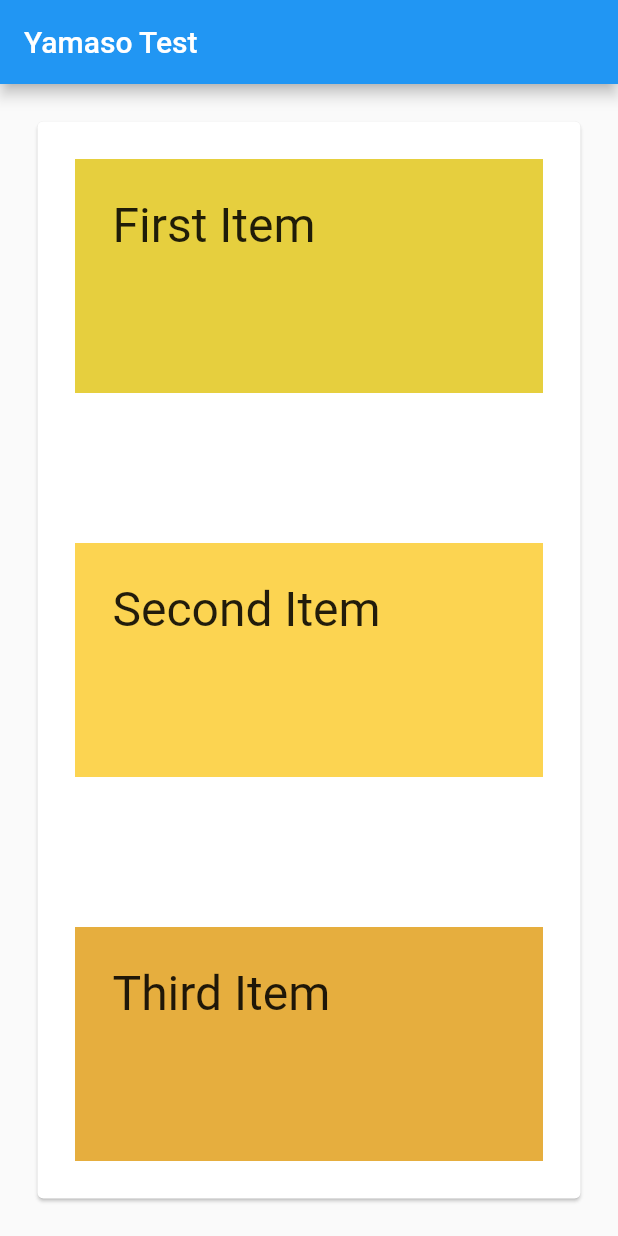
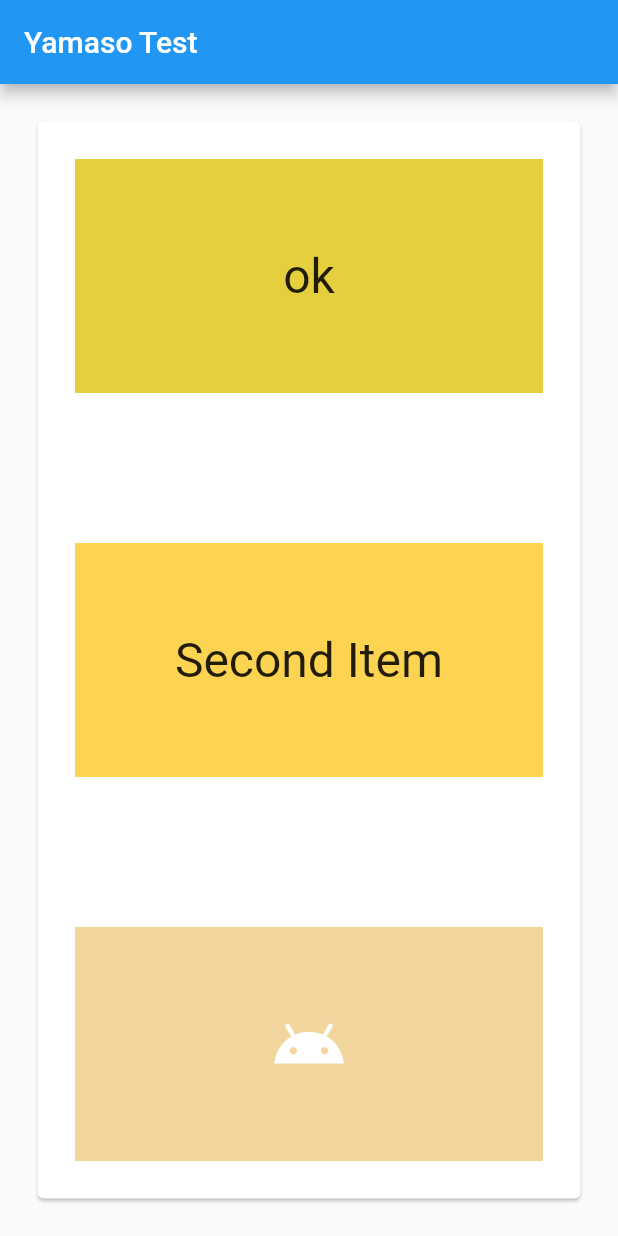
Before and after one commit to yamaso/flutter_test, a Flutter app: the screen it shows after launch, on a phone screen of 412 x 824 dp. Run offline on Flutter 3.47's test engine with Material 2 defaults, Android fonts, the phone set to English and light mode, and no system bars.

Commit message:
ランダムで文字を変更するボタンの実装テスト。(IconButton)

```diff
--- a/lib/main.dart
+++ b/lib/main.dart
@@ -27,6 +27,15 @@ class MyHomePage extends StatefulWidget {
 }
 
 class _MyHomePageState extends State<MyHomePage> {
+  var _message;
+  static var _janken = <String>['ぐー','ちょき','ぱー'];
+
+  @override
+  void initState() {
+    _message = 'ok';
+    super.initState();
+  }
+
   @override
   Widget build(BuildContext context) {
     return new Scaffold(
@@ -44,14 +53,16 @@ class _MyHomePageState extends State<MyHomePage> {
                   padding: EdgeInsets.all(25.0),
                   child: Container(
                     color: const Color(0xFFE6CF3E),
+                    alignment: Alignment.center,
                     child: Padding(
                       padding: EdgeInsets.all(25.0),
                       child: Text(
-                        'First Item',
+                        _message,
                         style: TextStyle(
                           fontSize: 32.0,
                           fontWeight: FontWeight.w400,
                           fontFamily: "Roboto",
+
                         ),
                       ),
                     ),
@@ -68,6 +79,7 @@ class _MyHomePageState extends State<MyHomePage> {
                   padding: EdgeInsets.all(25.0),
                   child:Container(
                     color: const Color(0xFFFCD451),
+                    alignment: Alignment.center,
                     child:Padding(
                       padding: EdgeInsets.all(25.0),
                       child: Text(
@@ -91,17 +103,15 @@ class _MyHomePageState extends State<MyHomePage> {
                 child: Padding(
                   padding: EdgeInsets.all(25.0),
                   child:Container(
-                    color: const Color(0xFFE6AE3E),
+                    color: const Color(0x80E6AE3E),
                     child: Padding(
                       padding: EdgeInsets.all(25.0),
-                      child: Text(
-                        'Third Item',
-                        style: TextStyle(
-                          fontSize: 32.0,
-                          fontWeight: FontWeight.w400,
-                          fontFamily: "Roboto",
-                        ),
-                      ),
+                      child: IconButton(
+                        icon: const Icon(Icons.android_sharp),
+                        iconSize: 50.0,
+                        color: const Color(0xFFFFFFFF),
+                        onPressed: buttonPressed,
+                      )
                     ),
                   ),
                 ),
@@ -113,5 +123,10 @@ class _MyHomePageState extends State<MyHomePage> {
       ),
     );
   }
+  void buttonPressed(){
+    setState(() {
+      _message = (_janken..shuffle()).first;
+    });
+  }
   void fabPressed() {}
 }
```
